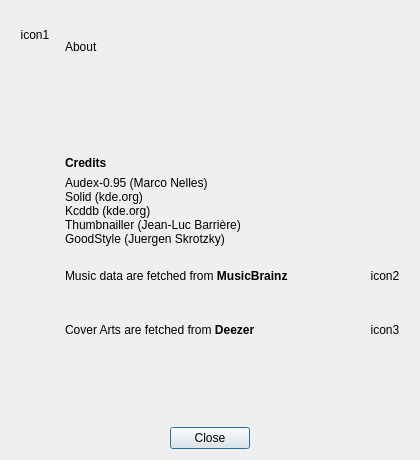
Above: dialogs/aboutwidgetUI.ui from janbar/CDDA-Ripper before the change. Below: the same form after it.
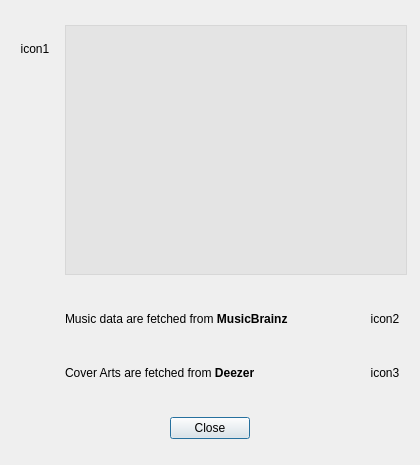
That is the form after the change.

The edit to the form file:
```diff
--- a/dialogs/aboutwidgetUI.ui
+++ b/dialogs/aboutwidgetUI.ui
@@ -7,11 +7,11 @@
     <x>0</x>
     <y>0</y>
     <width>420</width>
-    <height>460</height>
+    <height>465</height>
    </rect>
   </property>
   <property name="sizePolicy">
-   <sizepolicy hsizetype="Fixed" vsizetype="MinimumExpanding">
+   <sizepolicy hsizetype="Fixed" vsizetype="Fixed">
     <horstretch>0</horstretch>
     <verstretch>0</verstretch>
    </sizepolicy>
@@ -19,20 +19,20 @@
   <property name="minimumSize">
    <size>
     <width>420</width>
-    <height>460</height>
+    <height>465</height>
    </size>
   </property>
   <property name="maximumSize">
    <size>
     <width>420</width>
-    <height>520</height>
+    <height>465</height>
    </size>
   </property>
   <property name="windowTitle">
    <string>About</string>
   </property>
   <layout class="QFormLayout" name="formLayout">
-   <item row="1" column="0">
+   <item row="0" column="0">
     <widget class="QLabel" name="label_icon1">
      <property name="sizePolicy">
       <sizepolicy hsizetype="Fixed" vsizetype="Fixed">
@@ -50,65 +50,33 @@
       <string notr="true">icon1</string>
      </property>
      <property name="alignment">
-      <set>Qt::AlignCenter</set>
+      <set>Qt::AlignmentFlag::AlignCenter</set>
+     </property>
+    </widget>
+   </item>
+   <item row="0" column="1">
+    <widget class="QTextEdit" name="text_about1">
+     <property name="sizePolicy">
+      <sizepolicy hsizetype="Fixed" vsizetype="Expanding">
+       <horstretch>0</horstretch>
+       <verstretch>0</verstretch>
+      </sizepolicy>
+     </property>
+     <property name="minimumSize">
+      <size>
+       <width>342</width>
+       <height>250</height>
+      </size>
+     </property>
+     <property name="styleSheet">
+      <string notr="true">background-color:rgba(127,127,127,10%);</string>
+     </property>
+     <property name="readOnly">
+      <bool>true</bool>
      </property>
     </widget>
    </item>
    <item row="1" column="1">
-    <widget class="QLabel" name="label_about">
-     <property name="sizePolicy">
-      <sizepolicy hsizetype="Expanding" vsizetype="Expanding">
-       <horstretch>0</horstretch>
-       <verstretch>0</verstretch>
-      </sizepolicy>
-     </property>
-     <property name="minimumSize">
-      <size>
-       <width>0</width>
-       <height>72</height>
-      </size>
-     </property>
-     <property name="text">
-      <string notr="true">About</string>
-     </property>
-     <property name="wordWrap">
-      <bool>true</bool>
-     </property>
-    </widget>
-   </item>
-   <item row="3" column="1">
-    <widget class="QLabel" name="label_title_credits">
-     <property name="minimumSize">
-      <size>
-       <width>0</width>
-       <height>0</height>
-      </size>
-     </property>
-     <property name="font">
-      <font>
-       <bold>true</bold>
-      </font>
-     </property>
-     <property name="text">
-      <string>Credits</string>
-     </property>
-    </widget>
-   </item>
-   <item row="4" column="1">
-    <widget class="QLabel" name="label_credits">
-     <property name="text">
-      <string notr="true">Audex-0.95 (Marco Nelles)
-Solid (kde.org)
-Kcddb (kde.org)
-Thumbnailler (Jean-Luc Barrière)
-GoodStyle (Juergen Skrotzky)</string>
-     </property>
-     <property name="wordWrap">
-      <bool>true</bool>
-     </property>
-    </widget>
-   </item>
-   <item row="5" column="1">
     <layout class="QVBoxLayout" name="verticalLayout">
      <item>
       <layout class="QHBoxLayout" name="horizontalLayout">
@@ -191,32 +159,6 @@
     </layout>
    </item>
    <item row="7" column="0" colspan="2">
-    <spacer name="verticalSpacer">
-     <property name="orientation">
-      <enum>Qt::Vertical</enum>
-     </property>
-     <property name="sizeHint" stdset="0">
-      <size>
-       <width>20</width>
-       <height>40</height>
-      </size>
-     </property>
-    </spacer>
-   </item>
-   <item row="2" column="1">
-    <spacer name="verticalSpacer_2">
-     <property name="orientation">
-      <enum>Qt::Vertical</enum>
-     </property>
-     <property name="sizeHint" stdset="0">
-      <size>
-       <width>20</width>
-       <height>40</height>
-      </size>
-     </property>
-    </spacer>
-   </item>
-   <item row="8" column="0" colspan="2">
     <widget class="QDialogButtonBox" name="buttonBox">
      <property name="orientation">
       <enum>Qt::Horizontal</enum>
```
Left out of the diff: 8 changed lines with no effect on the pictures.
